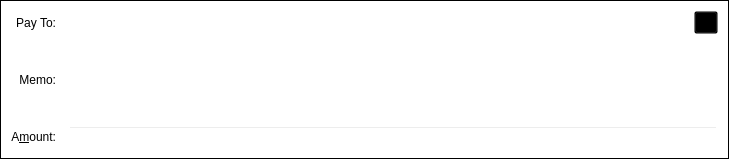
Qt form src/qt/forms/sendcoinsentry.ui (Jeean007/Vulcoin) before a commit.
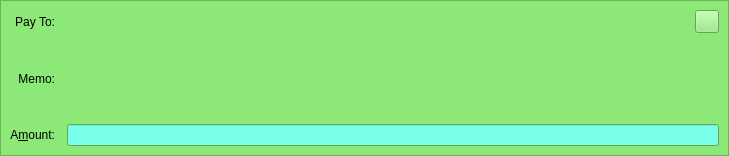
The same form after that commit. The open tabs and pages were chosen to show the change. Icons and pictures are not drawn. Custom widgets are drawn as their Qt base class.

The edit to the form file:
```diff
--- a/src/qt/forms/sendcoinsentry.ui
+++ b/src/qt/forms/sendcoinsentry.ui
@@ -7,7 +7,7 @@
     <x>0</x>
     <y>0</y>
     <width>729</width>
-    <height>159</height>
+    <height>156</height>
    </rect>
   </property>
   <property name="focusPolicy">
@@ -16,18 +16,6 @@
   <property name="autoFillBackground">
    <bool>false</bool>
   </property>
-  <property name="styleSheet">
-   <string notr="true">background-color:transparent;</string>
-  </property>
-  <property name="frameShape">
-   <enum>QFrame::Box</enum>
-  </property>
-  <property name="lineWidth">
-   <number>1</number>
-  </property>
-  <property name="currentIndex">
-   <number>2</number>
-  </property>
   <widget class="QFrame" name="SendCoins">
    <property name="toolTip">
     <string>This is a normal payment.</string>
@@ -779,10 +767,10 @@
       </colorrole>
       <colorrole role="Button">
        <brush brushstyle="SolidPattern">
-        <color alpha="0">
-         <red>0</red>
-         <green>0</green>
-         <blue>0</blue>
+        <color alpha="255">
+         <red>140</red>
+         <green>232</green>
+         <blue>119</blue>
         </color>
        </brush>
       </colorrole>
@@ -851,19 +839,19 @@
       </colorrole>
       <colorrole role="Base">
        <brush brushstyle="SolidPattern">
-        <color alpha="0">
-         <red>0</red>
-         <green>0</green>
-         <blue>0</blue>
+        <color alpha="255">
+         <red>119</red>
+         <green>255</green>
+         <blue>233</blue>
         </color>
        </brush>
       </colorrole>
       <colorrole role="Window">
        <brush brushstyle="SolidPattern">
-        <color alpha="0">
-         <red>0</red>
-         <green>0</green>
-         <blue>0</blue>
+        <color alpha="255">
+         <red>140</red>
+         <green>232</green>
+         <blue>119</blue>
         </color>
        </brush>
       </colorrole>
@@ -925,10 +913,10 @@
       </colorrole>
       <colorrole role="Button">
        <brush brushstyle="SolidPattern">
-        <color alpha="0">
-         <red>0</red>
-         <green>0</green>
-         <blue>0</blue>
+        <color alpha="255">
+         <red>140</red>
+         <green>232</green>
+         <blue>119</blue>
         </color>
        </brush>
       </colorrole>
@@ -997,19 +985,19 @@
       </colorrole>
       <colorrole role="Base">
        <brush brushstyle="SolidPattern">
-        <color alpha="0">
-         <red>0</red>
-         <green>0</green>
-         <blue>0</blue>
+        <color alpha="255">
+         <red>119</red>
+         <green>255</green>
+         <blue>233</blue>
         </color>
        </brush>
       </colorrole>
       <colorrole role="Window">
        <brush brushstyle="SolidPattern">
-        <color alpha="0">
-         <red>0</red>
-         <green>0</green>
-         <blue>0</blue>
+        <color alpha="255">
+         <red>140</red>
+         <green>232</green>
+         <blue>119</blue>
         </color>
        </brush>
       </colorrole>
@@ -1071,10 +1059,10 @@
       </colorrole>
       <colorrole role="Button">
        <brush brushstyle="SolidPattern">
-        <color alpha="0">
-         <red>0</red>
-         <green>0</green>
-         <blue>0</blue>
+        <color alpha="255">
+         <red>140</red>
+         <green>232</green>
+         <blue>119</blue>
         </color>
        </brush>
       </colorrole>
@@ -1143,19 +1131,19 @@
       </colorrole>
       <colorrole role="Base">
        <brush brushstyle="SolidPattern">
-        <color alpha="0">
-         <red>0</red>
-         <green>0</green>
-         <blue>0</blue>
+        <color alpha="255">
+         <red>140</red>
+         <green>232</green>
+         <blue>119</blue>
         </color>
        </brush>
       </colorrole>
       <colorrole role="Window">
        <brush brushstyle="SolidPattern">
-        <color alpha="0">
-         <red>0</red>
-         <green>0</green>
-         <blue>0</blue>
+        <color alpha="255">
+         <red>140</red>
+         <green>232</green>
+         <blue>119</blue>
         </color>
        </brush>
       </colorrole>
@@ -1211,7 +1199,7 @@
     <string>This is a verified payment request.</string>
    </property>
    <property name="autoFillBackground">
-    <bool>false</bool>
+    <bool>true</bool>
    </property>
    <property name="frameShape">
     <enum>QFrame::StyledPanel</enum>
@@ -1302,17 +1290,17 @@
   </widget>
  </widget>
  <customwidgets>
+  <customwidget>
+   <class>QValidatedLineEdit</class>
+   <extends>QLineEdit</extends>
+   <header>qvalidatedlineedit.h</header>
+  </customwidget>
   <customwidget>
    <class>BitcoinAmountField</class>
    <extends>QLineEdit</extends>
    <header>bitcoinamountfield.h</header>
    <container>1</container>
   </customwidget>
-  <customwidget>
-   <class>QValidatedLineEdit</class>
-   <extends>QLineEdit</extends>
-   <header>qvalidatedlineedit.h</header>
-  </customwidget>
  </customwidgets>
  <tabstops>
   <tabstop>payTo</tabstop>
```
Left out of the diff: 162 changed lines with no effect on the pictures.
